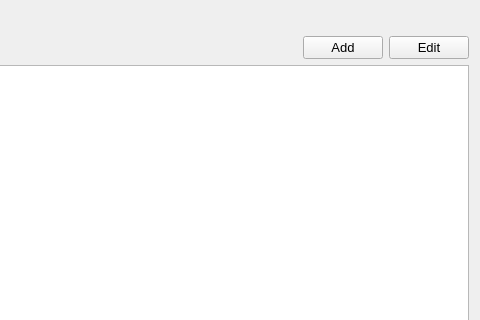
The window that pagestudentsform.ui (thenewcoder/school-administration-system) describes before a commit, drawn with Qt 5; both pictures show x 574 to 1054 and y 0 to 320 of the 1054 by 969 pixel window.
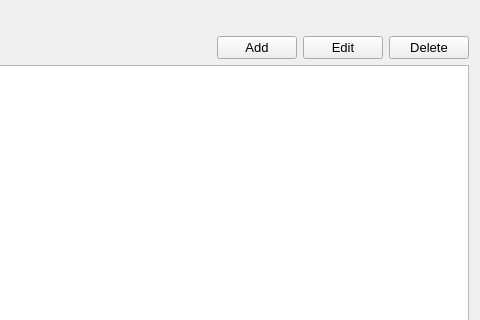
The same window after the commit.

Commit message: Added a button to delete a teacher or student. Set up the signals and slots to notify the home tab.

Diff of the .ui file:
```diff
--- a/pagestudentsform.ui
+++ b/pagestudentsform.ui
@@ -60,6 +60,13 @@
        </property>
       </widget>
      </item>
+     <item>
+      <widget class="QPushButton" name="btnDelete">
+       <property name="text">
+        <string>Delete</string>
+       </property>
+      </widget>
+     </item>
     </layout>
    </item>
    <item>
```
The commit also changes 11 other files.
